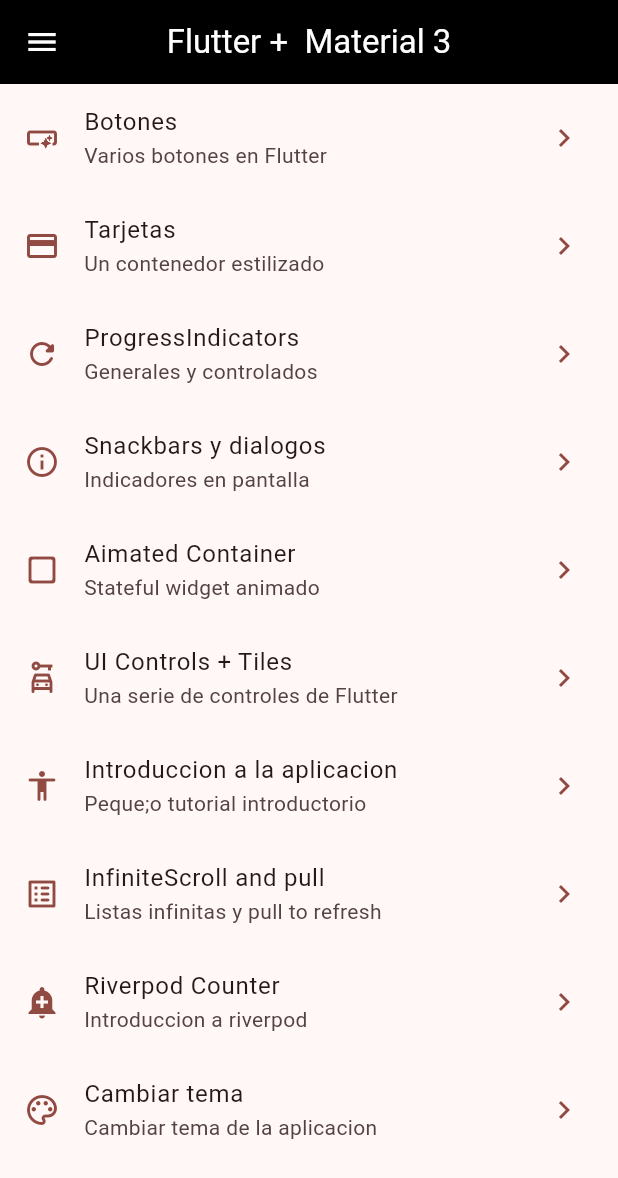
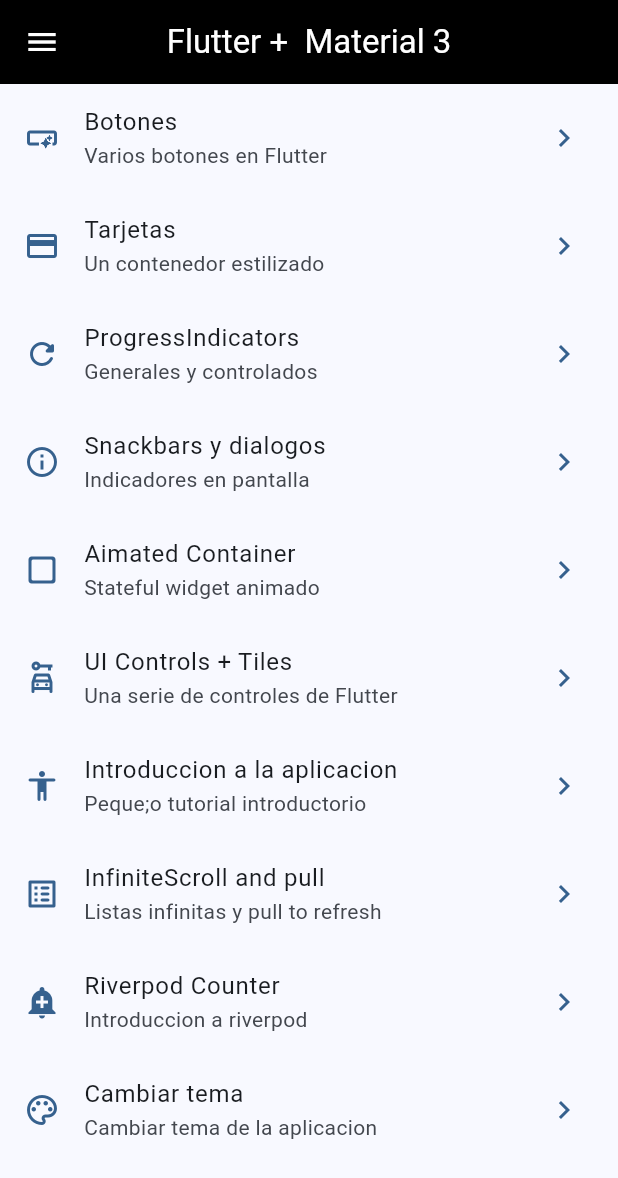
Before and after one commit to KeingCasabona/Devtalles-semana9-semana10-flutter-devtalles-widgets_app, a Flutter app: the screen it shows after launch, on a phone screen of 412 x 824 dp. Shown: the top 1178 px of the screen. Run offline on Flutter 3.47's test engine with Material 3 defaults, Android fonts, the phone set to English and light mode, and no system bars; our stand-ins replace animate_do, flutter_riverpod, go_router.

Commit message:
feat: Add Riverpod - StateNotifier

```diff
--- a/lib/main.dart
+++ b/lib/main.dart
@@ -15,13 +15,13 @@ class MyApp extends ConsumerWidget {
 
   @override
   Widget build(BuildContext context, WidgetRef ref) {
-    final isDarkMode = ref.watch(isDarkModeProvider);
-    final selectedColor = ref.watch(selectedColorProvider);
+    // final isDarkMode = ref.watch(isDarkModeProvider);
+    // final selectedColor = ref.watch(selectedColorProvider);
+    final AppTheme appTheme = ref.watch(themeNotifierProvider);
     return MaterialApp.router(
       routerConfig: appRouter,
       debugShowCheckedModeBanner: false,
-      theme: AppTheme(selectedColor: selectedColor, isDarkMode: isDarkMode)
-          .getTheme(),
+      theme: appTheme.getTheme(),
       title: 'Flutter Widgets',
     );
   }
--- a/lib/presentation/providers/theme_provider.dart
+++ b/lib/presentation/providers/theme_provider.dart
@@ -8,4 +8,18 @@ final isDarkModeProvider = StateProvider((ref) => false);
 final colorListProvider = Provider((ref) => colorList);
 
 //UN SIMPLE ENTERO:
-final selectedColorProvider = StateProvider((ref) => 1);
+final selectedColorProvider = StateProvider((ref) => 0);
+
+//UN OBJETO DE TIPO APPTHEME (CUSTOM):
+final themeNotifierProvider = StateNotifierProvider<ThemeNotifier, AppTheme>(
+  (ref) => ThemeNotifier(),
+);
+
+class ThemeNotifier extends StateNotifier<AppTheme> {
+  //STATE=Estado=new AppTheme();
+  ThemeNotifier() : super(AppTheme());
+
+  void toggleDarkMode() {}
+
+  void changeColorIndex(int colorIndex) {}
+}
```
